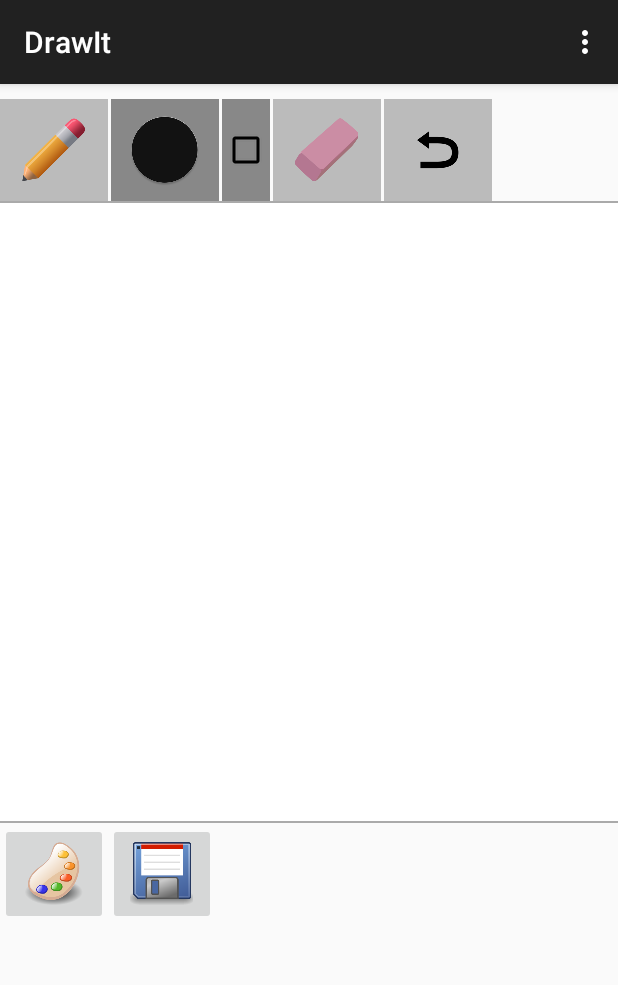
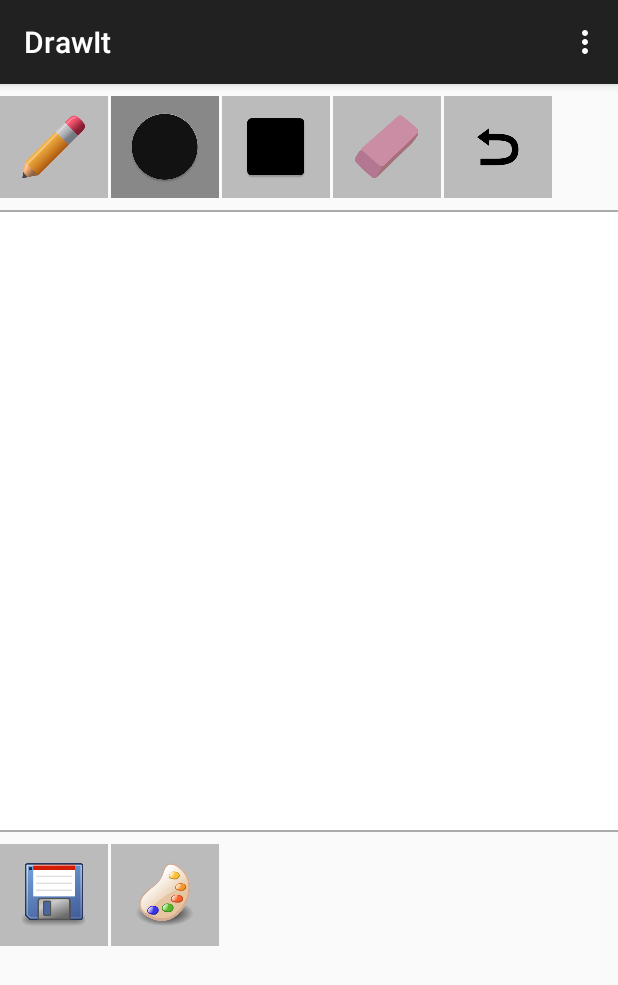
Before and after one commit to aleixpb2/DrawIt, an Android app: the screen it shows after launch (MainActivity), after a tap on an icon or button, on a phone screen of 412 x 824 dp. Shown: the top 985 px of the screen. Run offline under Robolectric (Android 15) with nearby library versions, the phone set to English and light mode, and no system bars; 2 other taps on this screen came first.

Commit message:
onTouch listeners bug solved and nicer layout

```diff
--- a/app/src/main/java/com/aleix/drawit/MainActivity.java
+++ b/app/src/main/java/com/aleix/drawit/MainActivity.java
@@ -86,19 +86,23 @@ public class MainActivity extends ActionBarActivity
         mCustomDrawItView = (customDrawItView) findViewById(R.id.customDrawItView);
 
         pencilButton = (ImageButton) findViewById(R.id.pencil);
-        //pencilButton selected by default
-        pencilButton.setBackgroundColor(Color.GRAY);
+        pencilButton.setBackgroundColor(Color.GRAY);    //pencilButton selected by default
         geometricElemButton = (ImageButton) findViewById(R.id.geometricElem);
         geometricElemButton.setBackgroundColor(Color.parseColor(colorDisabled));
         colorButton = (ImageButton) findViewById(R.id.color);
+        colorButton.setBackgroundColor(Color.parseColor(colorDisabled));
         eraseButton = (ImageButton) findViewById(R.id.erase);
         eraseButton.setBackgroundColor(Color.parseColor(colorDisabled));
         undoButton = (ImageButton) findViewById(R.id.undo);
         undoButton.setBackgroundColor(Color.parseColor(colorDisabled));
 
+
         saveButton = (ImageButton) findViewById(R.id.save);
+        saveButton.setBackgroundColor(Color.parseColor(colorDisabled));
         //brushButton = (ImageButton) findViewById();
+        //brushButton.setBackgroundColor(Color.parseColor(colorDisabled));
         newImageButton = (ImageButton) findViewById(R.id.newImage);
+        newImageButton.setBackgroundColor(Color.parseColor(colorDisabled));
 
         setUpOnTouchListeners();
 
@@ -221,7 +225,6 @@ public class MainActivity extends ActionBarActivity
             }
         });
 
-        /* Fi del setUp */
     }
 
 
@@ -300,7 +303,8 @@ public class MainActivity extends ActionBarActivity
             public boolean onTouch(View v, MotionEvent event) {
                 if (event.getAction() == MotionEvent.ACTION_DOWN) {
                     colorButton.setBackgroundColor(Color.GRAY);
-                }
+                } else if(event.getAction() == MotionEvent.ACTION_UP)
+                    colorButton.setBackgroundColor(Color.parseColor(colorDisabled));
                 return false;
             }
         });
@@ -318,10 +322,37 @@ public class MainActivity extends ActionBarActivity
             public boolean onTouch(View v, MotionEvent event) {
                 if (event.getAction() == MotionEvent.ACTION_DOWN) {
                     undoButton.setBackgroundColor(Color.GRAY);
-                }
+                }else if(event.getAction() == MotionEvent.ACTION_UP)
+                    undoButton.setBackgroundColor(Color.parseColor(colorDisabled));
                 return false;
             }
         });
+
+
+        saveButton.setOnTouchListener(new View.OnTouchListener() {
+            @Override
+            public boolean onTouch(View v, MotionEvent event) {
+                if (event.getAction() == MotionEvent.ACTION_DOWN) {
+                    saveButton.setBackgroundColor(Color.GRAY);
+                }else if(event.getAction() == MotionEvent.ACTION_UP)
+                    saveButton.setBackgroundColor(Color.parseColor(colorDisabled));
+                return false;
+            }
+        });
+
+        //brushButton.setOnTouchListener(new OnTouch...
+
+        newImageButton.setOnTouchListener(new View.OnTouchListener() {
+            @Override
+            public boolean onTouch(View v, MotionEvent event) {
+                if (event.getAction() == MotionEvent.ACTION_DOWN) {
+                    newImageButton.setBackgroundColor(Color.GRAY);
+                }else if(event.getAction() == MotionEvent.ACTION_UP)
+                    newImageButton.setBackgroundColor(Color.parseColor(colorDisabled));
+                return false;
+            }
+        });
+
     }
 
     @Override
--- a/app/src/main/res/layout/activity_main.xml
+++ b/app/src/main/res/layout/activity_main.xml
@@ -2,7 +2,7 @@
     xmlns:tools="http://schemas.android.com/tools"
     android:layout_width="match_parent"
     android:layout_height="match_parent"
-    android:paddingTop="10dp"
+    android:paddingTop="8dp"
 
     tools:context=".MainActivity"
     android:weightSum="1"
@@ -16,26 +16,25 @@
             android:layout_height="match_parent"
             android:src="@mipmap/pencil"
             android:id="@+id/pencil"/>
-        <Space android:layout_width="2dp" android:layout_height="match_parent"></Space>
+        <Space android:layout_width="2dp" android:layout_height="match_parent"/>
         <ImageButton
             android:layout_width="wrap_content"
             android:layout_height="match_parent"
             android:src="@mipmap/circle"
             android:id="@+id/geometricElem"/>
-        <Space android:layout_width="2dp" android:layout_height="match_parent"></Space>
+        <Space android:layout_width="2dp" android:layout_height="match_parent"/>
         <ImageButton
             android:layout_width="wrap_content"
             android:layout_height="match_parent"
-            android:background="#ff000000"
-            android:src="@drawable/abc_btn_check_to_on_mtrl_000"
+            android:src="@mipmap/square"
             android:id="@+id/color"/>
-        <Space android:layout_width="2dp" android:layout_height="match_parent"></Space>
+        <Space android:layout_width="2dp" android:layout_height="match_parent"/>
         <ImageButton
             android:layout_width="wrap_content"
             android:layout_height="match_parent"
             android:src="@mipmap/eraser"
             android:id="@+id/erase"/>
-        <Space android:layout_width="2dp" android:layout_height="match_parent"></Space>
+        <Space android:layout_width="2dp" android:layout_height="match_parent"/>
         <ImageButton
             android:layout_width="wrap_content"
             android:layout_height="match_parent"
@@ -44,8 +43,9 @@
 
         </LinearLayout>
 
+    <Space android:layout_width="match_parent" android:layout_height="8dp"/>
+
     <View style="@style/Divider"/>
-
 
     <com.aleix.drawit.customDrawItView
         android:layout_width="match_parent"
@@ -55,22 +55,25 @@
 
     <View style="@style/Divider"/>
 
+    <Space android:layout_width="match_parent" android:layout_height="8dp"/>
+
     <LinearLayout
         android:layout_width="match_parent"
         android:layout_height="wrap_content"
-        android:paddingBottom="10dp"
+        android:paddingBottom="8dp"
         >
 
         <ImageButton
             android:layout_width="wrap_content"
             android:layout_height="match_parent"
-            android:src="@mipmap/ic_launcher"
-            android:id="@+id/newImage"/>
+            android:src="@mipmap/save"
+            android:id="@+id/save"/>
+        <Space android:layout_width="2dp" android:layout_height="match_parent"/>
         <ImageButton
             android:layout_width="wrap_content"
             android:layout_height="match_parent"
-            android:src="@mipmap/save"
-            android:id="@+id/save"/>
+            android:src="@mipmap/ic_launcher"
+            android:id="@+id/newImage"/>
     </LinearLayout>
 </LinearLayout>
 
```
